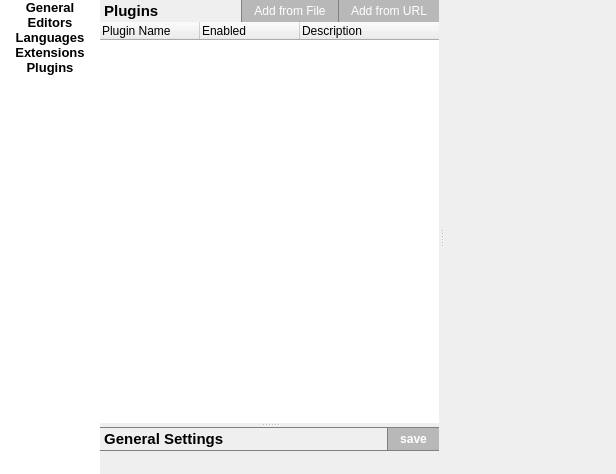
Above: plugins/settings/settings.ui from rkyleg/scope before the change. Below: the same form after it.
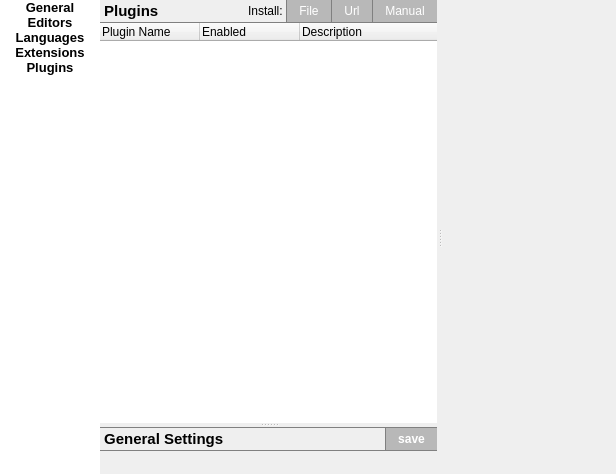
That is the form after the change. Icons and pictures are not drawn.

Commit message: settings - added method for manually adding plugin updated plugin docs and plugin template settings: fallback to scintilla editor if ace not available

Diff of the .ui file:
```diff
--- a/plugins/settings/settings.ui
+++ b/plugins/settings/settings.ui
@@ -173,6 +173,26 @@
            <property name="spacing">
             <number>0</number>
            </property>
+           <item row="0" column="4">
+            <widget class="QPushButton" name="b_plugin_url_add">
+             <property name="toolTip">
+              <string>Install plugin from url (with zip file)</string>
+             </property>
+             <property name="text">
+              <string>Url</string>
+             </property>
+            </widget>
+           </item>
+           <item row="0" column="3">
+            <widget class="QPushButton" name="b_plugin_file_add">
+             <property name="toolTip">
+              <string>Install plugin from zip file</string>
+             </property>
+             <property name="text">
+              <string>File</string>
+             </property>
+            </widget>
+           </item>
            <item row="0" column="0">
             <widget class="QLabel" name="label_9">
              <property name="font">
@@ -200,22 +220,13 @@
              </property>
             </spacer>
            </item>
-           <item row="0" column="2">
-            <widget class="QPushButton" name="b_plugin_file_add">
-             <property name="text">
-              <string>Add from File</string>
-             </property>
-            </widget>
-           </item>
-           <item row="0" column="3">
-            <widget class="QPushButton" name="b_plugin_url_add">
-             <property name="text">
-              <string>Add from URL</string>
-             </property>
-            </widget>
-           </item>
-           <item row="1" column="0" colspan="4">
+           <item row="1" column="0" colspan="6">
             <widget class="QTreeWidget" name="tr_plugins">
+             <property name="styleSheet">
+              <string notr="true">QTreeWidget#tr_plugins {
+border-top:1px solid gray;
+}</string>
+             </property>
              <property name="frameShape">
               <enum>QFrame::NoFrame</enum>
              </property>
@@ -242,6 +253,23 @@
              </column>
             </widget>
            </item>
+           <item row="0" column="5">
+            <widget class="QPushButton" name="b_plugin_manual_add">
+             <property name="toolTip">
+              <string>Manually intall plugin</string>
+             </property>
+             <property name="text">
+              <string>Manual</string>
+             </property>
+            </widget>
+           </item>
+           <item row="0" column="2">
+            <widget class="QLabel" name="label_10">
+             <property name="text">
+              <string>Install: </string>
+             </property>
+            </widget>
+           </item>
           </layout>
          </widget>
          <widget class="QFrame" name="fr_json_2">
```
The commit also changes 6 other files.
